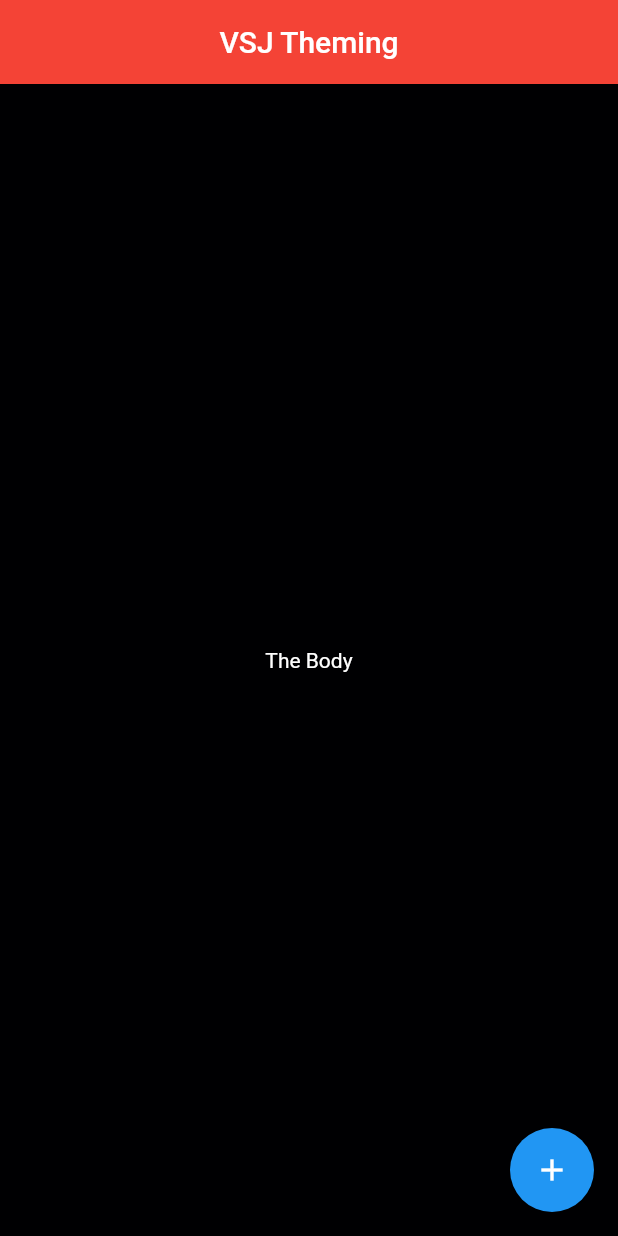
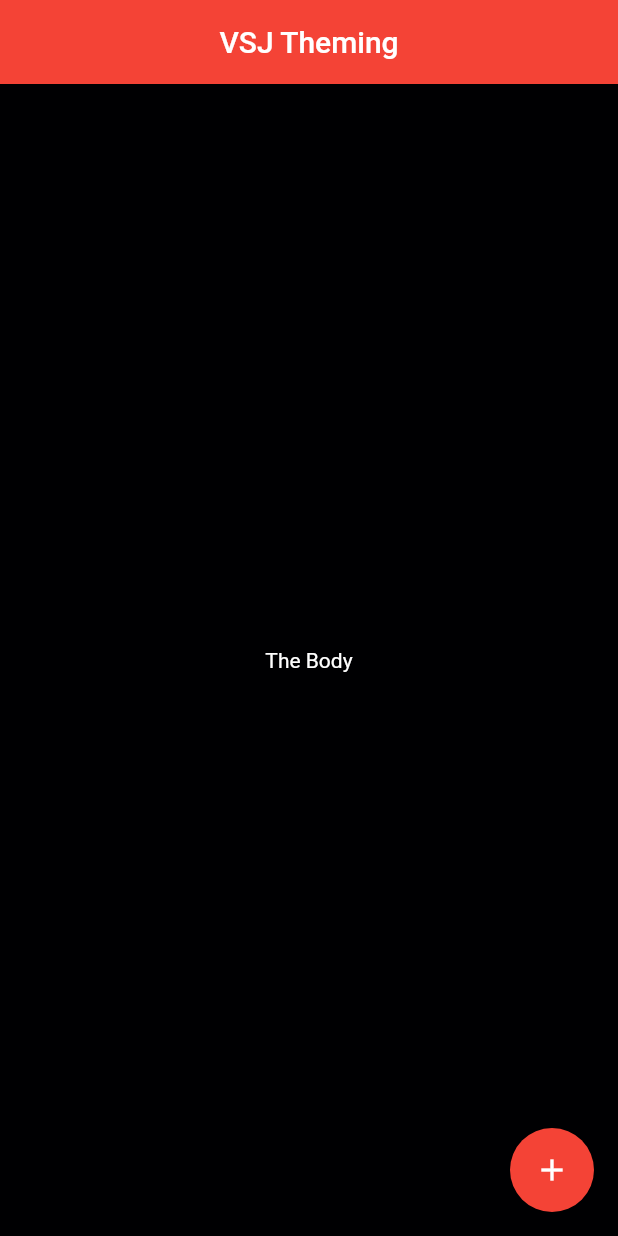
Before and after one commit to Varanasi-Software-Junction/Flutter-Theming, a Flutter app: the screen it shows after launch, on a phone screen of 412 x 824 dp. Run offline on Flutter 3.47's test engine with Material 2 defaults, Android fonts, the phone set to English and light mode, and no system bars.

Commit message:
Custom inside theme

```diff
--- a/flutter_plugin/lib/VSJStateful.dart
+++ b/flutter_plugin/lib/VSJStateful.dart
@@ -17,10 +17,14 @@ class _VSJStatefulState extends State<VSJStateful> {
         child: Text('The Body'),
       ),
       floatingActionButton: Theme(
-        data: ThemeData.light(),
+        data: ThemeData(
+          accentColor: Colors.red,
+
+        ),
         child: FloatingActionButton(
           child: Icon(Icons.add),
         ),
+
       ),
     );
   }
```
